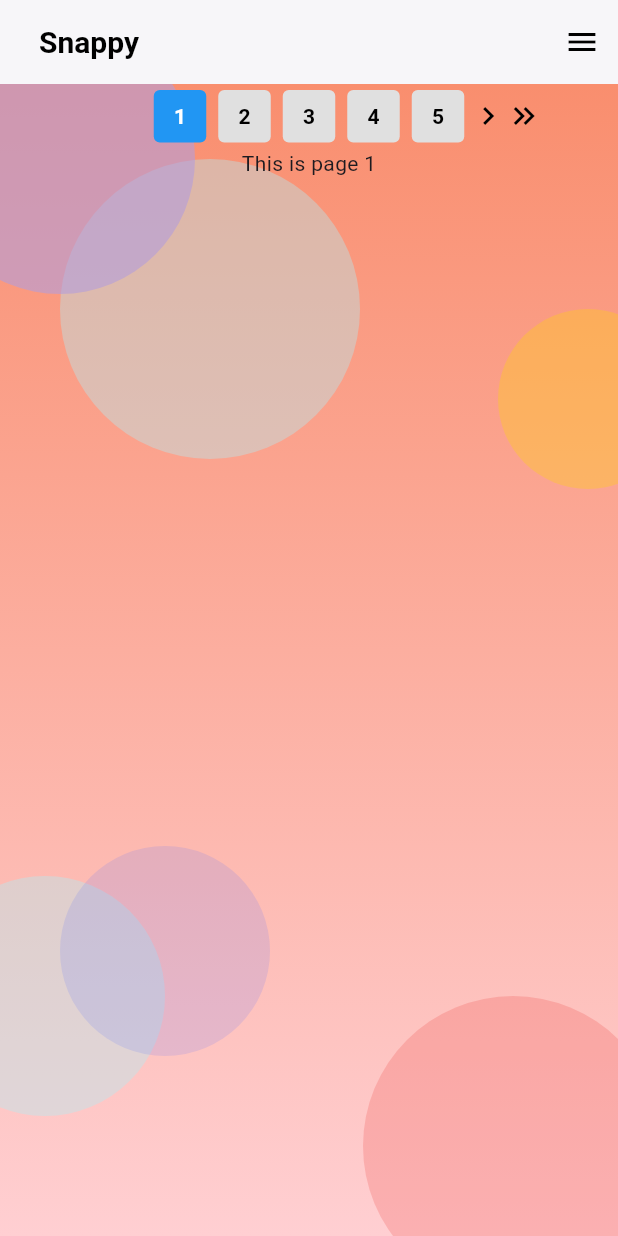
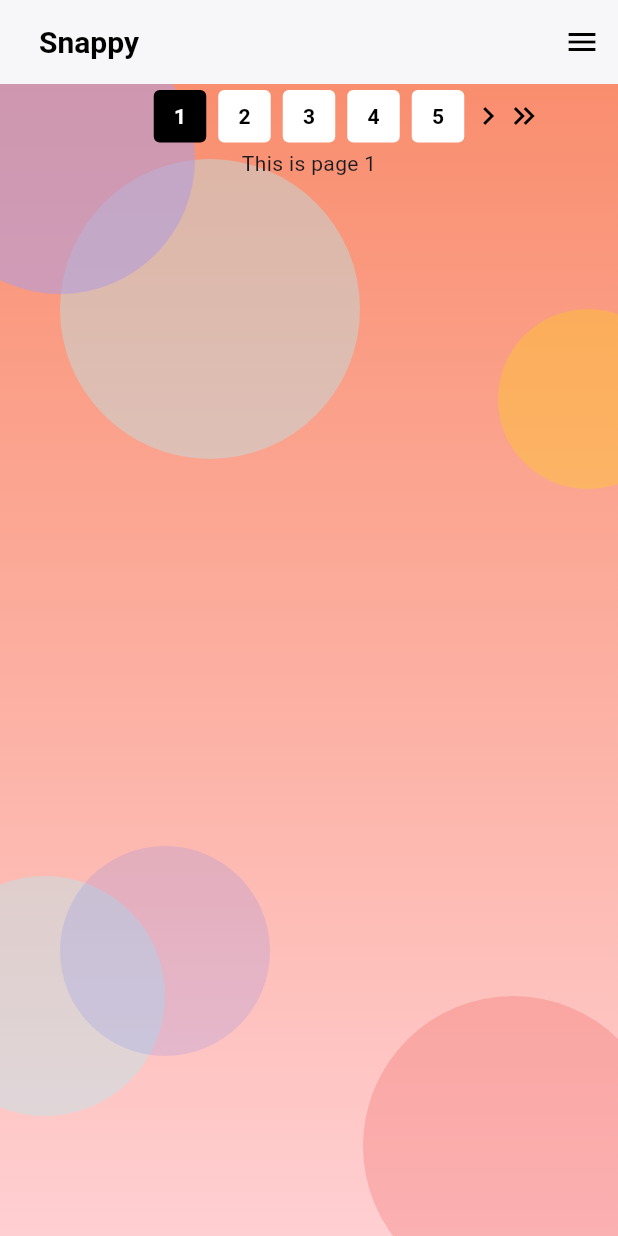
Before and after one commit to suke-0612/SNAPPY, a Flutter app: the screen it shows after launch, on a phone screen of 412 x 824 dp. Run offline on Flutter 3.47's test engine with Material 3 defaults, Android fonts, the phone set to English and light mode, and no system bars.

Commit message:
fix:botton_color

```diff
--- a/lib/components/pagination.dart
+++ b/lib/components/pagination.dart
@@ -49,8 +49,7 @@ class Pagination extends StatelessWidget {
                 height: 35,
                 alignment: Alignment.center,
                 decoration: BoxDecoration(
-                  color:
-                      currentPage == pageIndex ? Colors.blue : Colors.grey[300],
+                  color: currentPage == pageIndex ? Colors.black : Colors.white,
                   borderRadius: BorderRadius.circular(4.0),
                 ),
                 child: Text(
```
